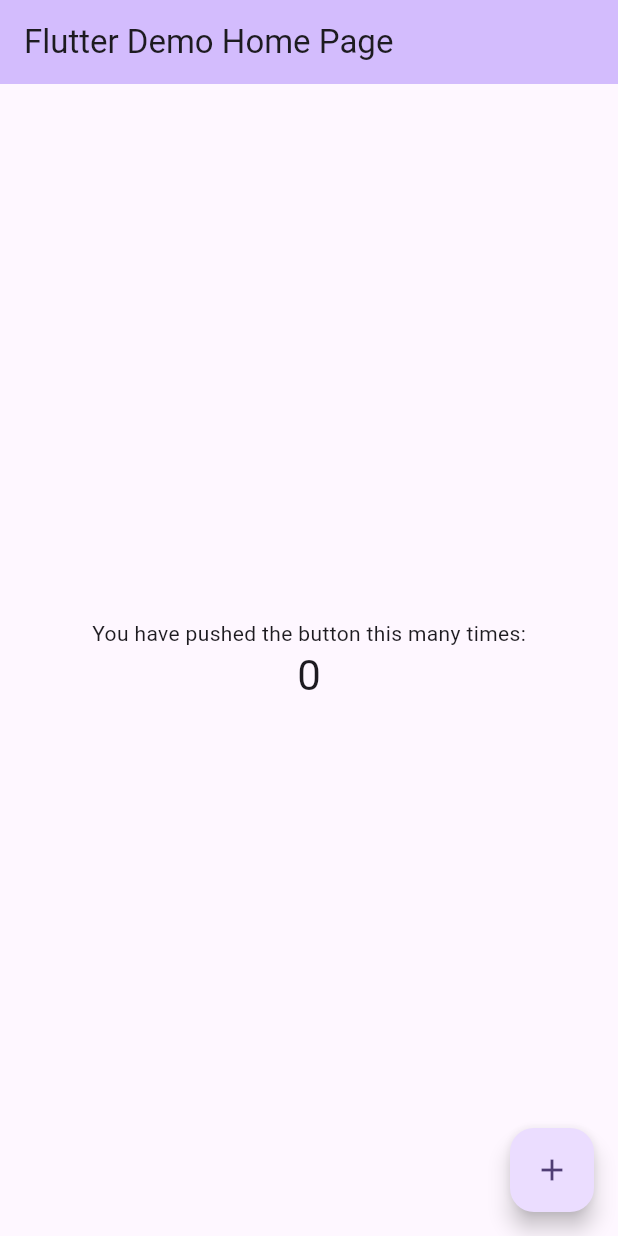
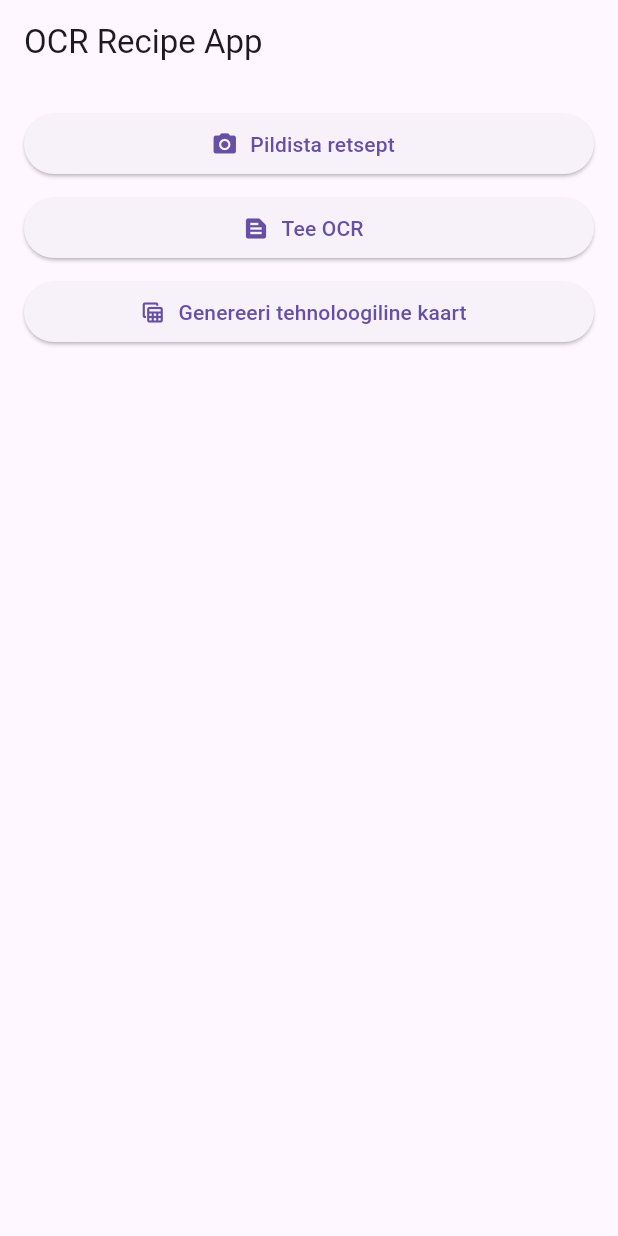
Before and after one commit to KaidoMetsa/flutter_ocr_app, a Flutter app: the screen it shows after launch, on a phone screen of 412 x 824 dp. Run offline on Flutter 3.47's test engine with Material 3 defaults, Android fonts, the phone set to English and light mode, and no system bars; our stand-ins replace image_picker, open_filex.

Commit message:
lahen yle teisele prj

```diff
--- a/ocr_recipe_app/lib/main.dart
+++ b/ocr_recipe_app/lib/main.dart
@@ -1,4 +1,12 @@
+import 'dart:convert';
+import 'dart:io';
+import 'dart:typed_data';
+
 import 'package:flutter/material.dart';
+import 'package:image_picker/image_picker.dart';
+import 'package:http/http.dart' as http;
+import 'package:path_provider/path_provider.dart';
+import 'package:open_filex/open_filex.dart';
 
 void main() {
   runApp(const MyApp());
@@ -7,116 +15,179 @@ void main() {
 class MyApp extends StatelessWidget {
   const MyApp({super.key});
 
-  // This widget is the root of your application.
   @override
   Widget build(BuildContext context) {
     return MaterialApp(
-      title: 'Flutter Demo',
-      theme: ThemeData(
-        // This is the theme of your application.
-        //
-        // TRY THIS: Try running your application with "flutter run". You'll see
-        // the application has a purple toolbar. Then, without quitting the app,
-        // try changing the seedColor in the colorScheme below to Colors.green
-        // and then invoke "hot reload" (save your changes or press the "hot
-        // reload" button in a Flutter-supported IDE, or press "r" if you used
-        // the command line to start the app).
-        //
-        // Notice that the counter didn't reset back to zero; the application
-        // state is not lost during the reload. To reset the state, use hot
-        // restart instead.
-        //
-        // This works for code too, not just values: Most code changes can be
-        // tested with just a hot reload.
-        colorScheme: ColorScheme.fromSeed(seedColor: Colors.deepPurple),
-      ),
-      home: const MyHomePage(title: 'Flutter Demo Home Page'),
+      title: 'OCR Recipe App',
+      theme: ThemeData(useMaterial3: true),
+      home: const HomePage(),
+      debugShowCheckedModeBanner: false,
     );
   }
 }
 
-class MyHomePage extends StatefulWidget {
-  const MyHomePage({super.key, required this.title});
-
-  // This widget is the home page of your application. It is stateful, meaning
-  // that it has a State object (defined below) that contains fields that affect
-  // how it looks.
-
-  // This class is the configuration for the state. It holds the values (in this
-  // case the title) provided by the parent (in this case the App widget) and
-  // used by the build method of the State. Fields in a Widget subclass are
-  // always marked "final".
-
-  final String title;
+class HomePage extends StatefulWidget {
+  const HomePage({super.key});
 
   @override
-  State<MyHomePage> createState() => _MyHomePageState();
+  State<HomePage> createState() => _HomePageState();
 }
 
-class _MyHomePageState extends State<MyHomePage> {
-  int _counter = 0;
+class _HomePageState extends State<HomePage> {
+  final ImagePicker _picker = ImagePicker();
+  XFile? _image;
+  String? _ocrText;
+  String? _ocrId;
+  String? _title;
+  bool _busy = false;
 
-  void _incrementCounter() {
+  // Kohanda vastavalt: Android emulaator → 10.0.2.2, iOS sim → localhost
+  static const String baseUrl = 'http://10.0.2.2:8000';
+
+  Future<void> _pickImage() async {
+    final img =
+        await _picker.pickImage(source: ImageSource.camera, imageQuality: 95);
+    if (img != null) {
       setState(() {
-      // This call to setState tells the Flutter framework that something has
-      // changed in this State, which causes it to rerun the build method below
-      // so that the display can reflect the updated values. If we changed
-      // _counter without calling setState(), then the build method would not be
-      // called again, and so nothing would appear to happen.
-      _counter++;
+        _image = img;
+        _ocrText = null;
+        _ocrId = null;
+        _title = null;
       });
+    }
+  }
+
+  Future<void> _runOcr() async {
+    if (_image == null) return;
+    setState(() => _busy = true);
+    try {
+      final uri = Uri.parse('$baseUrl/ocr');
+      final req = http.MultipartRequest('POST', uri)
+        ..files.add(await http.MultipartFile.fromPath('file', _image!.path));
+      final streamed = await req.send();
+      final resp = await http.Response.fromStream(streamed);
+      if (resp.statusCode == 200) {
+        final data = json.decode(resp.body) as Map<String, dynamic>;
+        setState(() {
+          _ocrText = data['text'] as String?;
+          _ocrId = data['id'] as String?;
+          _title = data['title'] as String?;
+        });
+      } else {
+        _showSnack('OCR ebaõnnestus: ${resp.statusCode}');
+      }
+    } catch (e) {
+      _showSnack('Viga: $e');
+    } finally {
+      setState(() => _busy = false);
+    }
+  }
+
+  Future<void> _generateTechCard() async {
+    final id = _ocrId;
+    final text = _ocrText;
+    if (id == null && (text == null || text.isEmpty)) {
+      _showSnack('Pole OCR-i tulemust');
+      return;
+    }
+    setState(() => _busy = true);
+    try {
+      final uri = Uri.parse('$baseUrl/generate-tech-card');
+      final payload = id != null ? {'id': id} : {'text': text};
+      final resp = await http.post(uri,
+          headers: {'Content-Type': 'application/json'},
+          body: json.encode(payload));
+      if (resp.statusCode == 200) {
+        final data = json.decode(resp.body) as Map<String, dynamic>;
+        final outId = data['id'] as String;
+        await _downloadTechCard(outId);
+      } else {
+        _showSnack('Kaardi genereerimine ebaõnnestus: ${resp.statusCode}');
+      }
+    } catch (e) {
+      _showSnack('Viga: $e');
+    } finally {
+      setState(() => _busy = false);
+    }
+  }
+
+  Future<void> _downloadTechCard(String id) async {
+    final uri = Uri.parse('$baseUrl/download-tech-card/$id');
+    final resp = await http.get(uri);
+    if (resp.statusCode == 200) {
+      final bytes = resp.bodyBytes;
+      final dir = await getApplicationDocumentsDirectory();
+      final f = File('${dir.path}/tech_card_$id.xlsx');
+      await f.writeAsBytes(bytes);
+      _showSnack('Salvestatud: ${f.path}');
+      await OpenFilex.open(f.path);
+    } else {
+      _showSnack('Allalaadimine ebaõnnestus: ${resp.statusCode}');
+    }
+  }
+
+  void _showSnack(String msg) {
+    ScaffoldMessenger.of(context).showSnackBar(SnackBar(content: Text(msg)));
   }
 
   @override
   Widget build(BuildContext context) {
-    // This method is rerun every time setState is called, for instance as done
-    // by the _incrementCounter method above.
-    //
-    // The Flutter framework has been optimized to make rerunning build methods
-    // fast, so that you can just rebuild anything that needs updating rather
-    // than having to individually change instances of widgets.
     return Scaffold(
-      appBar: AppBar(
-        // TRY THIS: Try changing the color here to a specific color (to
-        // Colors.amber, perhaps?) and trigger a hot reload to see the AppBar
-        // change color while the other colors stay the same.
-        backgroundColor: Theme.of(context).colorScheme.inversePrimary,
-        // Here we take the value from the MyHomePage object that was created by
-        // the App.build method, and use it to set our appbar title.
-        title: Text(widget.title),
+      appBar: AppBar(title: const Text('OCR Recipe App')),
+      body: SafeArea(
+        child: Padding(
+          padding: const EdgeInsets.all(16),
+          child: Column(
+            crossAxisAlignment: CrossAxisAlignment.stretch,
+            children: [
+              ElevatedButton.icon(
+                onPressed: _busy ? null : _pickImage,
+                icon: const Icon(Icons.camera_alt),
+                label: const Text('Pildista retsept'),
               ),
-      body: Center(
-        // Center is a layout widget. It takes a single child and positions it
-        // in the middle of the parent.
+              const SizedBox(height: 8),
+              ElevatedButton.icon(
+                onPressed: _busy ? null : _runOcr,
+                icon: const Icon(Icons.text_snippet),
+                label: const Text('Tee OCR'),
+              ),
+              const SizedBox(height: 8),
+              ElevatedButton.icon(
+                onPressed: _busy ? null : _generateTechCard,
+                icon: const Icon(Icons.table_view),
+                label: const Text('Genereeri tehnoloogiline kaart'),
+              ),
+              const SizedBox(height: 16),
+              if (_image != null)
+                Expanded(
                   child: Column(
-          // Column is also a layout widget. It takes a list of children and
-          // arranges them vertically. By default, it sizes itself to fit its
-          // children horizontally, and tries to be as tall as its parent.
-          //
-          // Column has various properties to control how it sizes itself and
-          // how it positions its children. Here we use mainAxisAlignment to
-          // center the children vertically; the main axis here is the vertical
-          // axis because Columns are vertical (the cross axis would be
-          // horizontal).
-          //
-          // TRY THIS: Invoke "debug painting" (choose the "Toggle Debug Paint"
-          // action in the IDE, or press "p" in the console), to see the
-          // wireframe for each widget.
-          mainAxisAlignment: MainAxisAlignment.center,
-          children: <Widget>[
-            const Text('You have pushed the button this many times:'),
-            Text(
-              '$_counter',
-              style: Theme.of(context).textTheme.headlineMedium,
+                    crossAxisAlignment: CrossAxisAlignment.start,
+                    children: [
+                      Text('Pilt: ${_image!.name}'),
+                      const SizedBox(height: 8),
+                      if (_title != null) Text('Pealkiri: $_title'),
+                      const SizedBox(height: 8),
+                      const Text('OCR tekst:'),
+                      const SizedBox(height: 8),
+                      Expanded(
+                        child: Container(
+                          padding: const EdgeInsets.all(12),
+                          decoration: BoxDecoration(
+                            border: Border.all(color: Colors.black12),
+                            borderRadius: BorderRadius.circular(8),
+                          ),
+                          child: SingleChildScrollView(
+                            child: Text(_ocrText ?? '—'),
+                          ),
+                        ),
                       ),
                     ],
                   ),
                 ),
-      floatingActionButton: FloatingActionButton(
-        onPressed: _incrementCounter,
-        tooltip: 'Increment',
-        child: const Icon(Icons.add),
-      ), // This trailing comma makes auto-formatting nicer for build methods.
+            ],
+          ),
+        ),
+      ),
     );
   }
 }
```
Also changed, not shown: 7 other files. Lines whose indentation alone changed are shown as unchanged.
